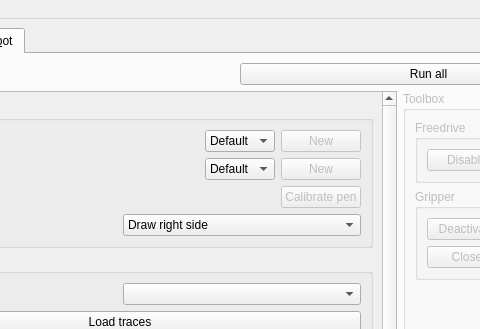
First picture: the form in ui/ui/main.ui, repository Toys-R-Us-Rex/Duckify, before the edit; both pictures show x 163 to 643 and y 0 to 329 of the 800 by 600 pixel window.
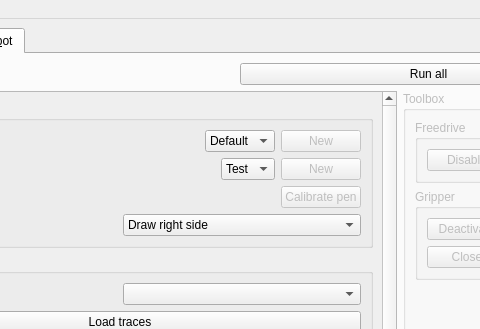
Second picture: the form after the edit.

Commit message: feat(ui): integrate path planning method in robot service

The edit to the form file:
```diff
--- a/ui/ui/main.ui
+++ b/ui/ui/main.ui
@@ -643,7 +643,7 @@
                     <widget class="QComboBox" name="robotTransformation">
                      <item>
                       <property name="text">
-                       <string>Default</string>
+                       <string>Test</string>
                       </property>
                      </item>
                     </widget>
```
The commit also changes 5 other files.
